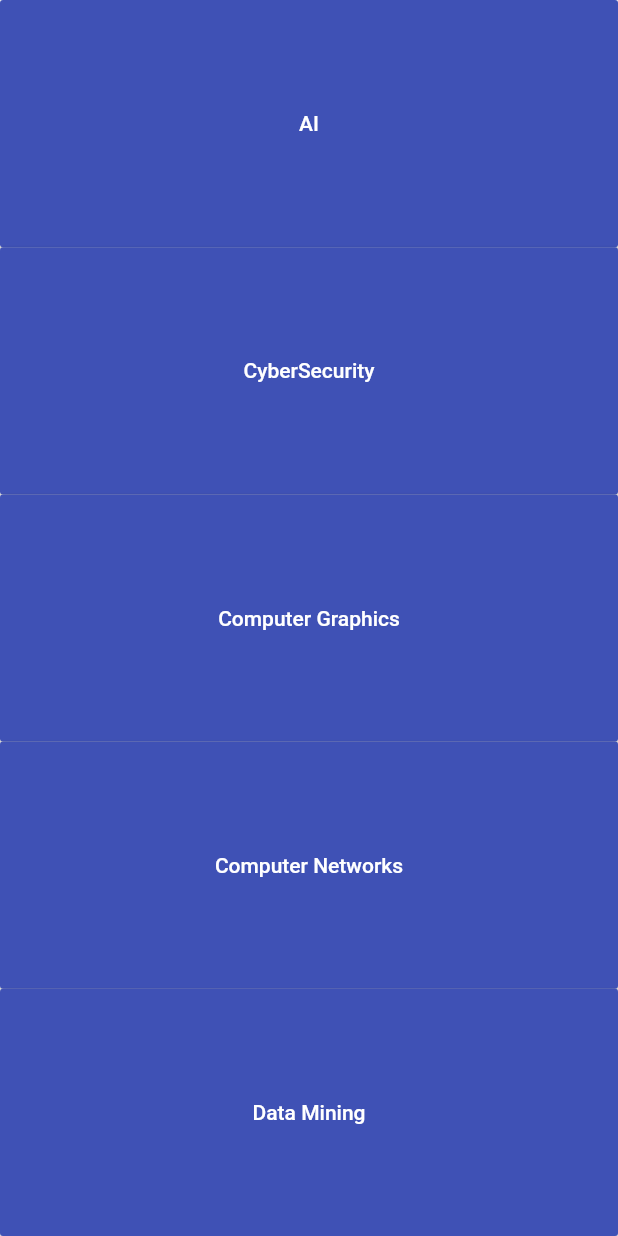
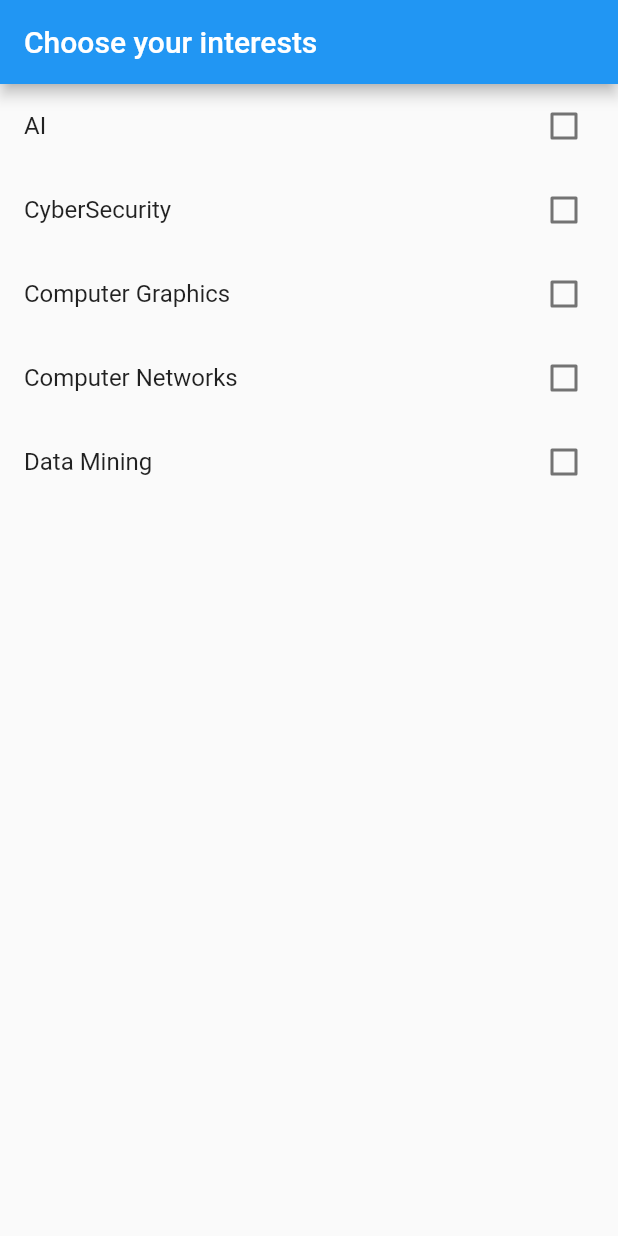
Before and after one commit to claramoreirag/FEUP-ESOF, a Flutter app: the screen it shows after launch, on a phone screen of 412 x 824 dp. Run offline on Flutter 3.47's test engine with Material 2 defaults, Android fonts, the phone set to English and light mode, and no system bars; our stand-ins replace sqflite; accounts and stored records are empty.

Commit message:
User Story done

```diff
--- a/src/lib/keywords.dart
+++ b/src/lib/keywords.dart
@@ -7,61 +7,86 @@ import 'person.dart';
 import 'conference.dart';
 
 
-//TODO: alter color after pressed
-Widget getButtonsKeywords(List<String> keywords, User user){ //buttons with keywords
-  List<Widget> list = new List<Widget>();
-  for(var i = 0; i < keywords.length; i++){
-    list.add(Expanded(
-      child: new RaisedButton(
-            onPressed: (){
-            user.addInterest(keywords[i]);
-            },
-            color: Colors.indigo,
-            child: Container(
-              child: Center(child: Text(keywords[i]),),
-
-
-
-
-            ),
-            textColor: Colors.white,
-            padding: EdgeInsets.all(30.0),
-            )
-    ));
+void printList(List<String> lst) {
+  print("List size: ");
+  print(lst.length);
+  for (var i = 0; i < lst.length; i++) {
+    print(lst[i]);
   }
-  return new Column(children : list, crossAxisAlignment: CrossAxisAlignment.stretch,);
 }
 
-Widget printList(List<String> lst){
-  List<Widget> list = new List<Widget>();
-  for(var i = 0; i < lst.length; i++){
-    list.add(new Text(lst[i]));
-  }
-  return new Row(children : list);
-}
+class chooseKeywords extends StatefulWidget {
 
-class chooseKeywords extends StatelessWidget {
   User user;
   Conference conference;
 
-  chooseKeywords(User user, Conference conference){
+  chooseKeywords(User user, Conference conference) {
     this.user = user;
     this.conference = conference;
   }
 
   @override
+  _chooseKeywords createState() => _chooseKeywords(user,conference);
+}
+
+class _chooseKeywords extends State<chooseKeywords>{
+
+  User user;
+  Conference conference;
+  bool indigo;
+  bool checkboxValue = false;
+  List<String> keywords = [
+    "AI",
+    "CyberSecurity",
+    "Computer Graphics",
+    "Computer Networks",
+    "Data Mining"
+
+  ];
+  Map<String, bool> values;
+
+  _chooseKeywords(User user, Conference conference) {
+    this.user = user;
+    this.conference = conference;
+    this.values = mapValues(keywords);
+  }
+
+  Map<String, bool> mapValues(List<String> keywords){
+    Map<String, bool> map = Map<String,bool>();
+    for(int i = 0; i < keywords.length; i++){
+      map[keywords[i]] = false;
+    }
+    return map;
+  }
+
+
+  @override
   Widget build(BuildContext context) {
+    //List<String> keywords = this.conference.addKeywords();
 
-    //List<String> keywords = this.conference.addKeywords();
-    List<String> keywords = ["AI", "CyberSecurity", "Computer Graphics", "Computer Networks", "Data Mining"];
-    //TODO: Add app bar
     return Scaffold(
+      appBar: AppBar(
+        title: Text("Choose your interests"),
+      ),
       body: SafeArea(
-        child: getButtonsKeywords(keywords, user),
-        left: true,
-        right: true,
-        bottom: true,
-        top: true,
+          child: ListView(
+            children: values.keys.map((String key) {
+              return new CheckboxListTile(
+                title: new Text(key),
+                value: values[key],
+                onChanged: (bool value) {
+                  setState(() {
+                    values[key] = value;
+                    if(value)
+                        user.addInterest(key);
+                    else
+                        user.removeInterest(key);
+                    printList(user.interests);
+                  });
+                },
+              );
+            }).toList(),
+          )
       ),
     );
   }
--- a/src/lib/main.dart
+++ b/src/lib/main.dart
@@ -9,8 +9,8 @@ void main() => runApp(App());
 class App extends StatelessWidget {
   @override
   Widget build(BuildContext context) {
-    List<String> lista;
-    User temp = new User("leonor", "leonor.gomes@gmail.com", "1234", lista);
+
+    User temp = new User("leonor", "leonor.gomes@gmail.com", "1234");
     Conference c = new Conference();
     return MaterialApp(
       title: 'Flutter Time Picker example',
--- a/src/lib/person.dart
+++ b/src/lib/person.dart
@@ -22,15 +22,21 @@ class User extends Person {
   String email;
   String password;
   List<String> interests;
-  User(name, email, password, interests) : super(name) {
+  User(name, email, password) : super(name) {
     this.email = email;
     this.password = password;
-
-    this.interests = interests;
+    this.interests = List<String>();
   }
 
   addInterest(String keyword) {
-    if(!interests.contains(keyword))
+    if (interests.length == 0 || !interests.contains(keyword)){
       this.interests.add(keyword);
+
+    }
+  }
+
+  removeInterest(String keyword){
+    if(interests.contains(keyword))
+      interests.remove(keyword);
   }
 }
```
